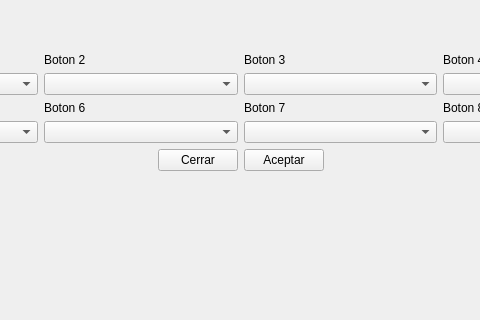
First picture: the form in GUI/menu.ui, repository Hex4gono/PIP_Control, before the edit; both pictures show x 162 to 642 and y 280 to 600 of the 800 by 600 pixel window.
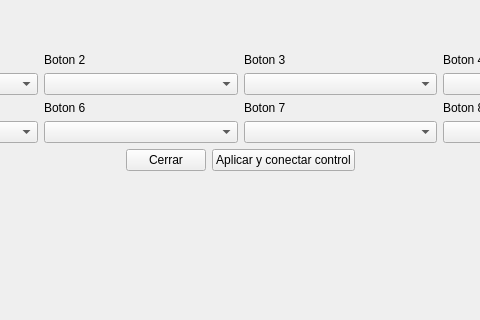
Second picture: the form after the edit. Icons and pictures are not drawn.

Patch:
```diff
--- a/GUI/menu.ui
+++ b/GUI/menu.ui
@@ -287,8 +287,14 @@
        </item>
        <item>
         <widget class="QPushButton" name="AceptarButton">
+         <property name="enabled">
+          <bool>true</bool>
+         </property>
          <property name="text">
-          <string>Aceptar</string>
+          <string>Aplicar y conectar control</string>
+         </property>
+         <property name="checkable">
+          <bool>false</bool>
          </property>
         </widget>
        </item>
```
Left out of the diff: 34 changed lines with no effect on the pictures.
